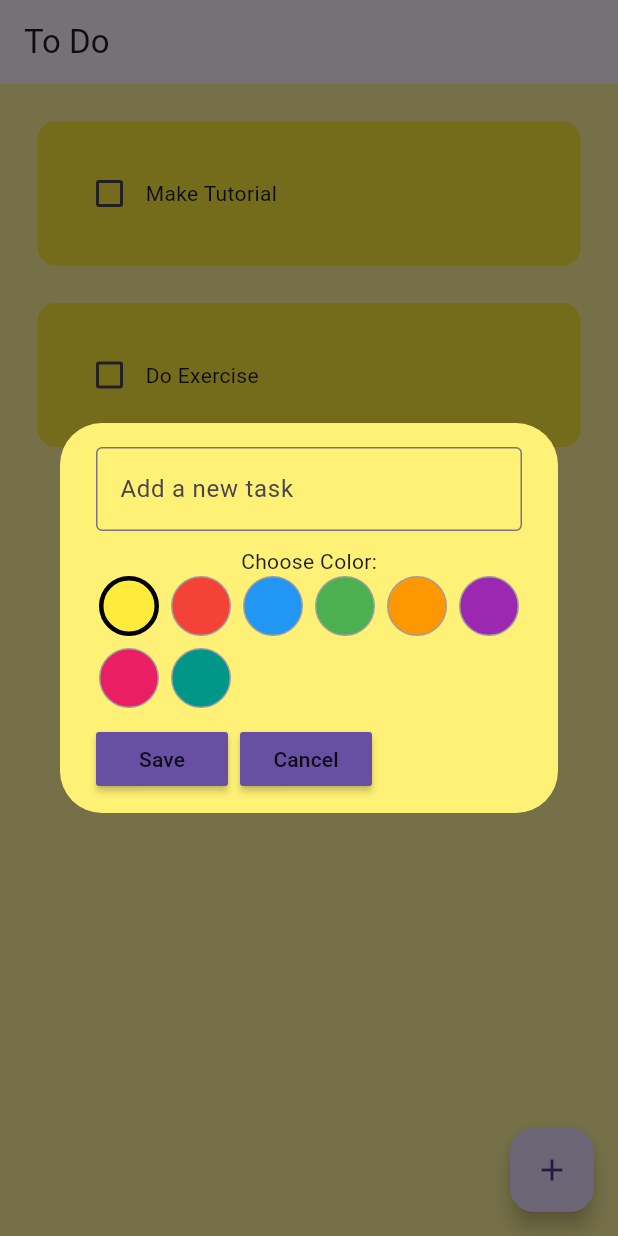
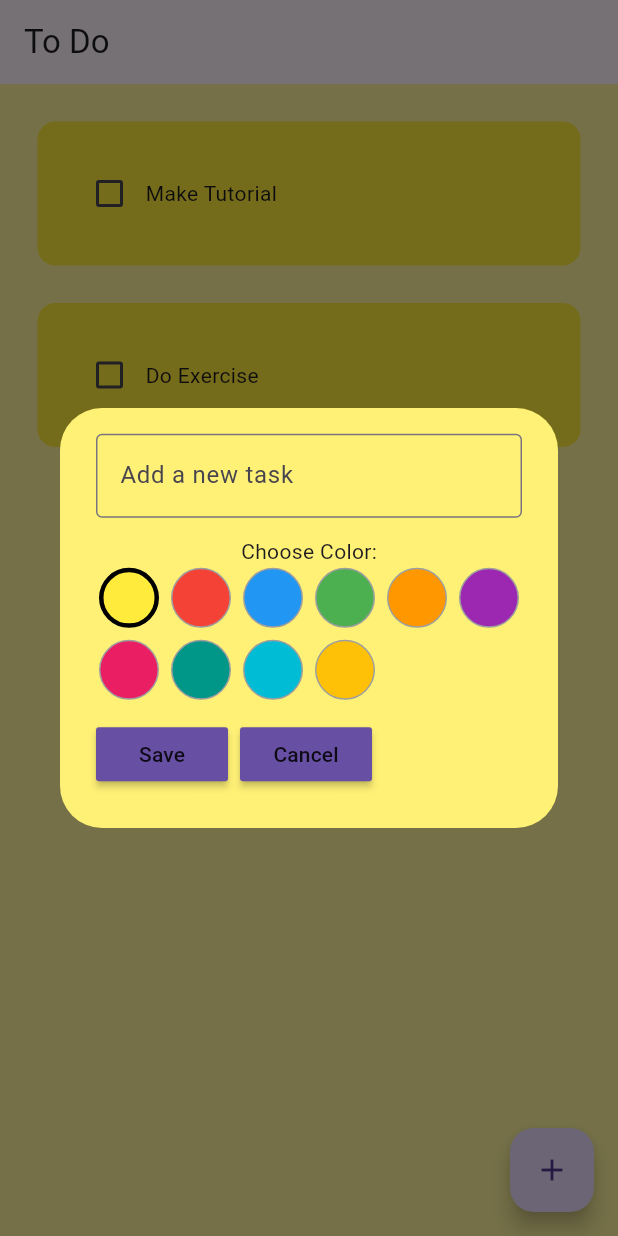
Before and after one commit to arata-aung/flutter_to_do_app, a Flutter app: the screen it shows after launch, after a tap on the "add" icon, on a phone screen of 412 x 824 dp. Run offline on Flutter 3.47's test engine with Material 3 defaults, Android fonts, the phone set to English and light mode, and no system bars; drawn by our look-alikes of flutter_slidable; our stand-ins replace hive_flutter; accounts and stored records are empty.

Commit message:
Refactor color utilities and fix code review issues
Co-authored-by: arata-aung <5259204+arata-aung@users.noreply.github.com>

```diff
--- /dev/null
+++ b/lib/util/color_utils.dart
@@ -0,0 +1,23 @@
+import 'package:flutter/material.dart';
+
+// Available colors for tasks
+const List<Map<String, dynamic>> availableColors = [
+  {'name': 'yellow', 'color': Colors.yellow},
+  {'name': 'red', 'color': Colors.red},
+  {'name': 'blue', 'color': Colors.blue},
+  {'name': 'green', 'color': Colors.green},
+  {'name': 'orange', 'color': Colors.orange},
+  {'name': 'purple', 'color': Colors.purple},
+  {'name': 'pink', 'color': Colors.pink},
+  {'name': 'teal', 'color': Colors.teal},
+  {'name': 'cyan', 'color': Colors.cyan},
+  {'name': 'amber', 'color': Colors.amber},
+];
+
+// Convert color name string to Color object
+Color getColorFromString(String colorName) {
+  final colorMap = {
+    for (var item in availableColors) item['name']: item['color']
+  };
+  return colorMap[colorName.toLowerCase()] ?? Colors.yellow;
+}
--- a/lib/util/dialog_box.dart
+++ b/lib/util/dialog_box.dart
@@ -1,5 +1,6 @@
 import 'package:flutter/material.dart';
 import 'package:to_do_app/util/my_button.dart';
+import 'package:to_do_app/util/color_utils.dart';
 
 class DialogBox extends StatefulWidget {
   final TextEditingController controller;
@@ -19,32 +20,6 @@ class DialogBox extends StatefulWidget {
 
 class _DialogBoxState extends State<DialogBox> {
   String selectedColor = "yellow";
-
-  Color getColorFromString(String colorName) {
-    switch (colorName.toLowerCase()) {
-      case 'red':
-        return Colors.red;
-      case 'blue':
-        return Colors.blue;
-      case 'green':
-        return Colors.green;
-      case 'orange':
-        return Colors.orange;
-      case 'purple':
-        return Colors.purple;
-      case 'pink':
-        return Colors.pink;
-      case 'teal':
-        return Colors.teal;
-      case 'cyan':
-        return Colors.cyan;
-      case 'amber':
-        return Colors.amber;
-      case 'yellow':
-      default:
-        return Colors.yellow;
-    }
-  }
 
   Widget _buildColorOption(String colorName, Color color) {
     return GestureDetector(
@@ -73,7 +48,7 @@ class _DialogBoxState extends State<DialogBox> {
     return AlertDialog(
       backgroundColor: Colors.yellow[300],
       content: SizedBox(
-        height: 220,
+        height: 240,
         child: Column(
           mainAxisAlignment: MainAxisAlignment.spaceEvenly,
           children: [
@@ -89,16 +64,12 @@ class _DialogBoxState extends State<DialogBox> {
             Wrap(
               spacing: 8,
               runSpacing: 8,
-              children: [
-                _buildColorOption('yellow', Colors.yellow),
-                _buildColorOption('red', Colors.red),
-                _buildColorOption('blue', Colors.blue),
-                _buildColorOption('green', Colors.green),
-                _buildColorOption('orange', Colors.orange),
-                _buildColorOption('purple', Colors.purple),
-                _buildColorOption('pink', Colors.pink),
-                _buildColorOption('teal', Colors.teal),
-              ],
+              children: availableColors
+                  .map((colorData) => _buildColorOption(
+                        colorData['name'] as String,
+                        colorData['color'] as Color,
+                      ))
+                  .toList(),
             ),
             const SizedBox(height: 10),
             Row(
--- a/lib/util/todo_tile.dart
+++ b/lib/util/todo_tile.dart
@@ -1,5 +1,6 @@
 import 'package:flutter/material.dart';
 import 'package:flutter_slidable/flutter_slidable.dart';
+import 'package:to_do_app/util/color_utils.dart';
 
 class ToDoTile extends StatelessWidget {
   final String taskName;
@@ -21,35 +22,8 @@ class ToDoTile extends StatelessWidget {
 
   @override
   Widget build(BuildContext context) {
-    // Helper function to get Color from string
-    Color getColorFromString(String colorName) {
-      switch (colorName.toLowerCase()) {
-        case 'red':
-          return Colors.red;
-        case 'blue':
-          return Colors.blue;
-        case 'green':
-          return Colors.green;
-        case 'orange':
-          return Colors.orange;
-        case 'purple':
-          return Colors.purple;
-        case 'pink':
-          return Colors.pink;
-        case 'teal':
-          return Colors.teal;
-        case 'cyan':
-          return Colors.cyan;
-        case 'amber':
-          return Colors.amber;
-        case 'yellow':
-        default:
-          return Colors.yellow;
-      }
-    }
-
     // Helper function to build a color option
-    Widget _buildColorOption(BuildContext dialogContext, String colorName, Color color) {
+    Widget buildColorOption(BuildContext dialogContext, String colorName, Color color) {
       return GestureDetector(
         onTap: () {
           if (onColorChanged != null) {
@@ -89,18 +63,13 @@ class ToDoTile extends StatelessWidget {
                       content: Wrap(
                         spacing: 10,
                         runSpacing: 10,
-                        children: [
-                          _buildColorOption(dialogContext, 'yellow', Colors.yellow),
-                          _buildColorOption(dialogContext, 'red', Colors.red),
-                          _buildColorOption(dialogContext, 'blue', Colors.blue),
-                          _buildColorOption(dialogContext, 'green', Colors.green),
-                          _buildColorOption(dialogContext, 'orange', Colors.orange),
-                          _buildColorOption(dialogContext, 'purple', Colors.purple),
-                          _buildColorOption(dialogContext, 'pink', Colors.pink),
-                          _buildColorOption(dialogContext, 'teal', Colors.teal),
-                          _buildColorOption(dialogContext, 'cyan', Colors.cyan),
-                          _buildColorOption(dialogContext, 'amber', Colors.amber),
-                        ],
+                        children: availableColors
+                            .map((colorData) => buildColorOption(
+                                  dialogContext,
+                                  colorData['name'] as String,
+                                  colorData['color'] as Color,
+                                ))
+                            .toList(),
                       ),
                     );
                   },
```
Also changed, not shown: 2 other files.
